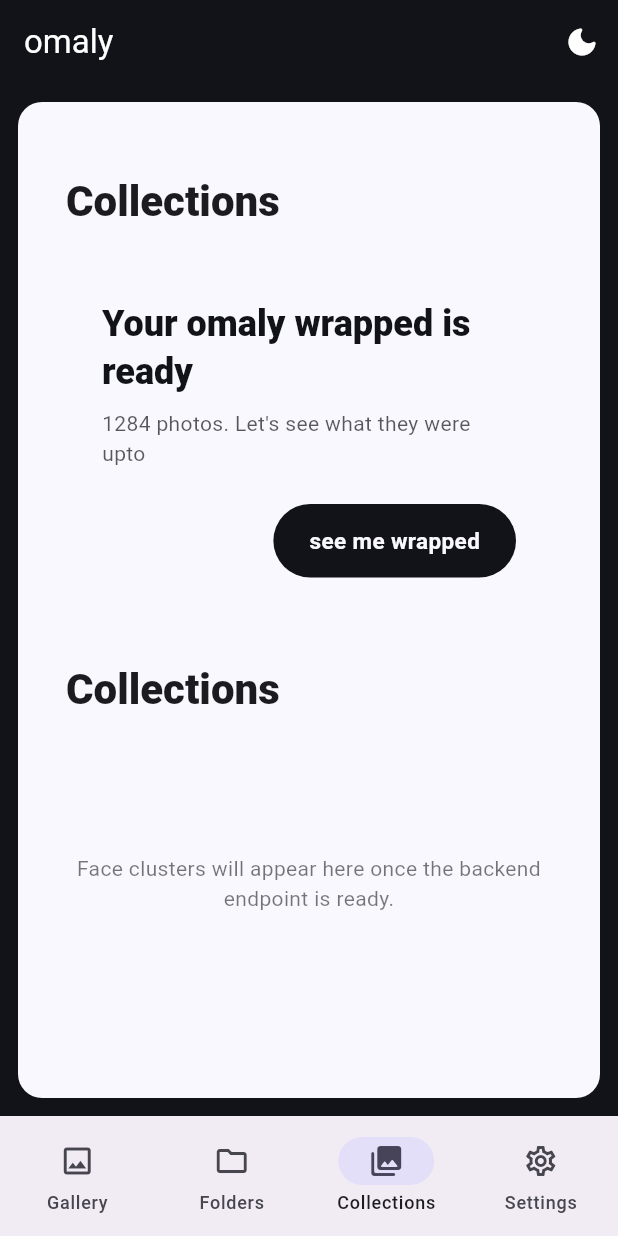
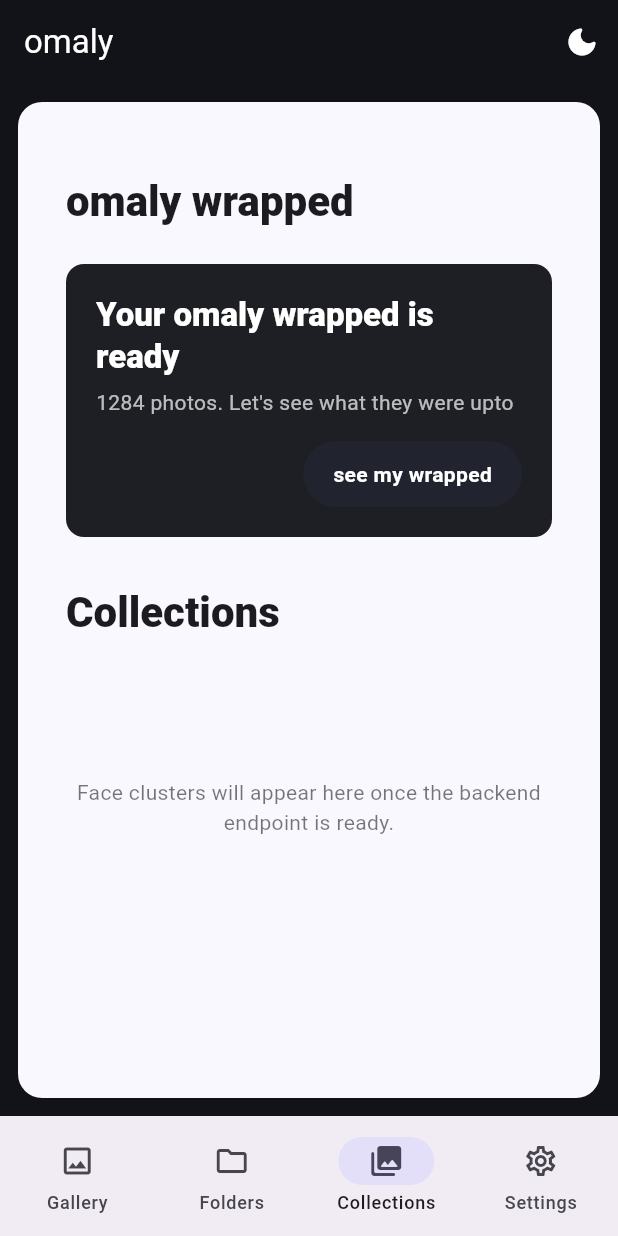
Before and after one commit to ratherpixelate/omaly, a Flutter app: the screen it shows after launch, item 3 of the bottom bar chosen, on a phone screen of 412 x 824 dp. Run offline on Flutter 3.47's test engine with Material 3 defaults, Android fonts, the phone set to English and light mode, and no system bars; our stand-ins replace google_fonts; missing offline and left inert: media_kit, media_kit_video; network calls fail.

Commit message:
feat: update wrapped card on Collections page - smaller, nav button colors, 'see my wrapped'

```diff
--- a/frontend/lib/pages/pages.dart
+++ b/frontend/lib/pages/pages.dart
@@ -1322,21 +1322,11 @@ class CollectionsPage extends StatelessWidget {
   @override
   Widget build(BuildContext context) {
     final theme = Theme.of(context);
-    final isDark = theme.brightness == Brightness.dark;
-
-    // Colors for the wrapped card based on theme.
-    final wrappedCardBg = isDark
-        ? const Color(0xFF121318)
-        : const Color(0xFFF9F8FE);
-    final wrappedCardText = isDark
-        ? const Color(0xFFF9F8FE)
-        : const Color(0xFF121318);
-    final wrappedButtonBg = isDark
-        ? const Color(0xFFDBE2FF)
-        : const Color(0xFF121318);
-    final wrappedButtonText = isDark
-        ? const Color(0xFF121318)
-        : const Color(0xFFF9F8FE);
+
+    // Navigation button colors (from sidebar): dark bg with white text.
+    const navBg = Color(0xFF1E1F24);
+    const navBgSelected = Color(0xFF21232F);
+    const navTextDim = Colors.white70;
 
     return Scaffold(
       backgroundColor: theme.scaffoldBackgroundColor,
@@ -1346,67 +1336,68 @@ class CollectionsPage extends StatelessWidget {
           crossAxisAlignment: CrossAxisAlignment.start,
           children: [
             Text(
-              'Collections',
+              'omaly wrapped',
               style: theme.textTheme.headlineMedium?.copyWith(
                 fontWeight: FontWeight.w800,
               ),
             ),
             const SizedBox(height: 24),
-            // Wrapped card
+            // Wrapped card - smaller, styled like nav buttons
             Material(
-              color: wrappedCardBg,
-              borderRadius: BorderRadius.circular(16),
+              color: navBg,
+              borderRadius: BorderRadius.circular(12),
               clipBehavior: Clip.antiAlias,
               child: InkWell(
                 onTap: () {
                   // TODO: Navigate to wrapped screen
                 },
                 child: Padding(
-                  padding: const EdgeInsets.all(24),
+                  padding: const EdgeInsets.all(20),
                   child: Column(
                     crossAxisAlignment: CrossAxisAlignment.start,
+                    mainAxisSize: MainAxisSize.min,
                     children: [
                       Text(
                         'Your omaly wrapped is ready',
-                        style: theme.textTheme.headlineSmall?.copyWith(
-                          color: wrappedCardText,
+                        style: theme.textTheme.titleLarge?.copyWith(
+                          color: Colors.white,
                           fontWeight: FontWeight.w800,
                         ),
                       ),
-                      const SizedBox(height: 8),
+                      const SizedBox(height: 6),
                       Text(
                         '1284 photos. Let\'s see what they were upto',
                         style: theme.textTheme.bodyMedium?.copyWith(
-                          color: wrappedCardText.withValues(alpha: 0.7),
+                          color: navTextDim,
                         ),
                       ),
-                      const SizedBox(height: 24),
-                      // See me wrapped button - styled like navigation buttons
+                      const SizedBox(height: 16),
+                      // see my wrapped button - styled like navigation buttons
                       Align(
                         alignment: Alignment.centerRight,
                         child: Material(
-                          color: wrappedButtonBg,
+                          color: navBgSelected,
                           borderRadius: BorderRadius.circular(28),
                           clipBehavior: Clip.antiAlias,
                           child: InkWell(
                             onTap: () {
                               // TODO: Navigate to wrapped screen
                             },
-                            hoverColor: Colors.black.withValues(alpha: 0.04),
-                            splashColor: Colors.black.withValues(alpha: 0.06),
-                            highlightColor: Colors.black.withValues(
+                            hoverColor: Colors.white.withValues(alpha: 0.04),
+                            splashColor: Colors.white.withValues(alpha: 0.06),
+                            highlightColor: Colors.white.withValues(
                               alpha: 0.02,
                             ),
                             child: Padding(
                               padding: const EdgeInsets.symmetric(
-                                horizontal: 24,
-                                vertical: 14,
+                                horizontal: 20,
+                                vertical: 12,
                               ),
                               child: Text(
-                                'see me wrapped',
-                                style: TextStyle(
-                                  color: wrappedButtonText,
-                                  fontSize: 15,
+                                'see my wrapped',
+                                style: const TextStyle(
+                                  color: Colors.white,
+                                  fontSize: 14,
                                   fontWeight: FontWeight.w700,
                                 ),
                               ),
```
